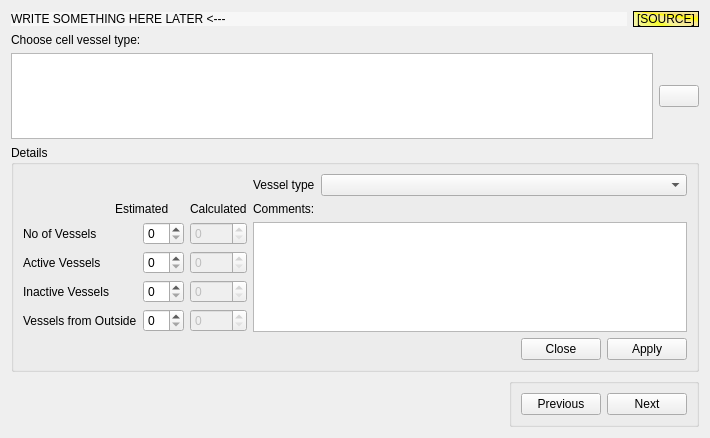
Old version of the form app_new/frmvesseltype.ui in the repository doublebyte1/app_solution.
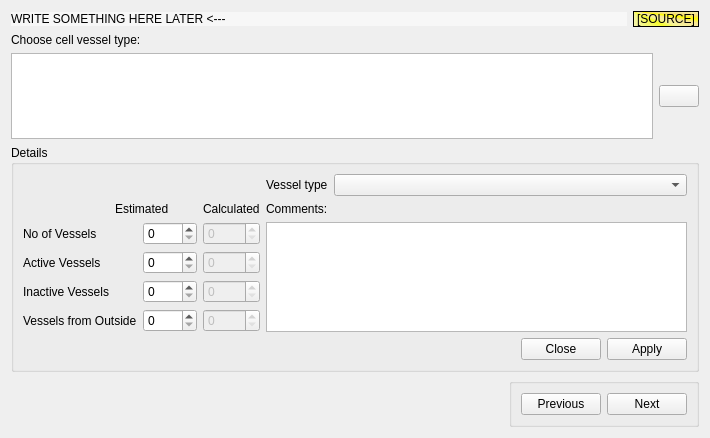
New version of the form. Icons and pictures are not drawn.

Diff of the .ui file:
```diff
--- a/app_new/frmvesseltype.ui
+++ b/app_new/frmvesseltype.ui
@@ -186,6 +186,9 @@
           <verstretch>0</verstretch>
          </sizepolicy>
         </property>
+        <property name="maximum">
+         <number>1000</number>
+        </property>
        </widget>
       </item>
       <item row="2" column="3">
@@ -199,6 +202,9 @@
           <verstretch>0</verstretch>
          </sizepolicy>
         </property>
+        <property name="maximum">
+         <number>1000</number>
+        </property>
        </widget>
       </item>
       <item row="2" column="4" rowspan="4" colspan="2">
@@ -222,6 +228,9 @@
           <verstretch>0</verstretch>
          </sizepolicy>
         </property>
+        <property name="maximum">
+         <number>1000</number>
+        </property>
        </widget>
       </item>
       <item row="3" column="3">
@@ -235,6 +244,9 @@
           <verstretch>0</verstretch>
          </sizepolicy>
         </property>
+        <property name="maximum">
+         <number>1000</number>
+        </property>
        </widget>
       </item>
       <item row="4" column="0">
@@ -255,6 +267,9 @@
           <verstretch>0</verstretch>
          </sizepolicy>
         </property>
+        <property name="maximum">
+         <number>1000</number>
+        </property>
        </widget>
       </item>
       <item row="4" column="3">
@@ -268,6 +283,9 @@
           <verstretch>0</verstretch>
          </sizepolicy>
         </property>
+        <property name="maximum">
+         <number>1000</number>
+        </property>
        </widget>
       </item>
       <item row="5" column="0" colspan="2">
@@ -288,6 +306,9 @@
           <verstretch>0</verstretch>
          </sizepolicy>
         </property>
+        <property name="maximum">
+         <number>1000</number>
+        </property>
        </widget>
       </item>
       <item row="5" column="3">
@@ -301,6 +322,9 @@
           <verstretch>0</verstretch>
          </sizepolicy>
         </property>
+        <property name="maximum">
+         <number>1000</number>
+        </property>
        </widget>
       </item>
       <item row="6" column="5">
```
